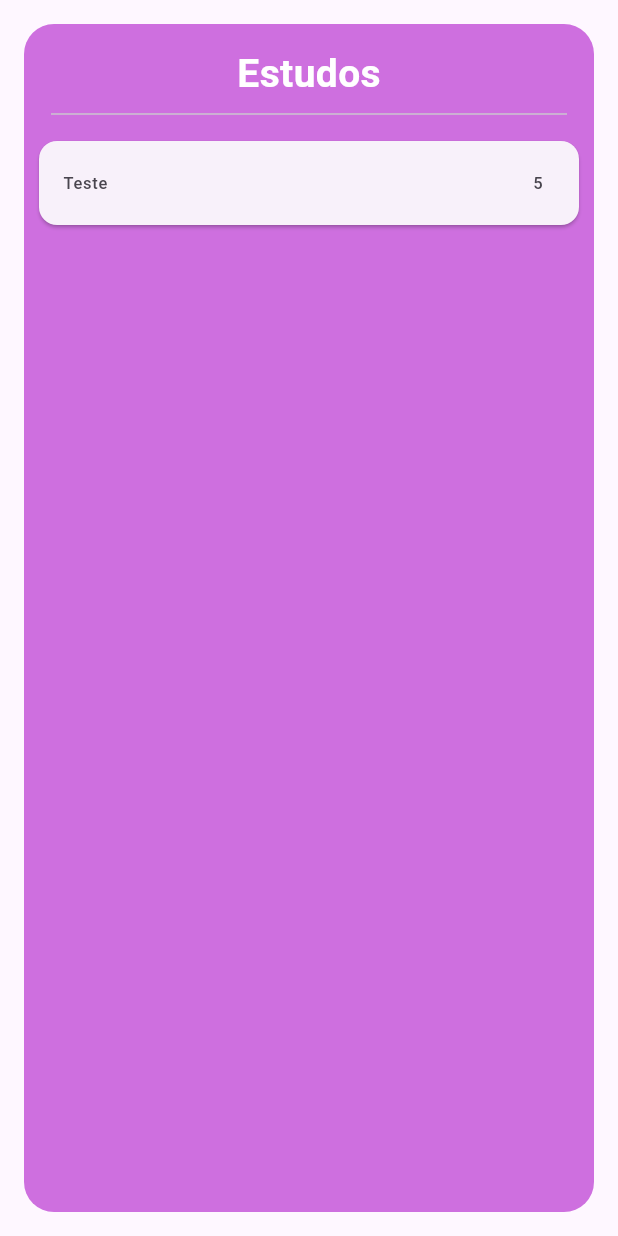
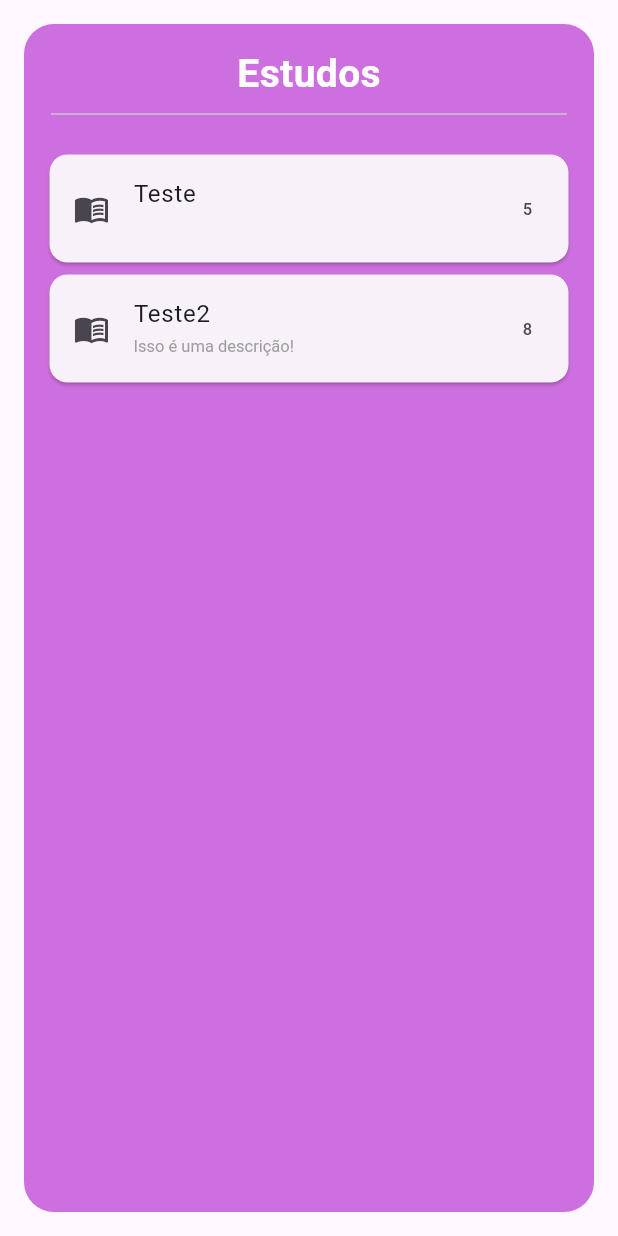
Before and after one commit to PedroH-Peres/studylistapp, a Flutter app: the OverviewPage widget shown alone on an empty page, opened directly, on a phone screen of 412 x 824 dp. Run offline on Flutter 3.47's test engine with Material 2 defaults, Android fonts, the phone set to English and light mode, and no system bars; our stand-ins replace flutter_mobx, mobx; generated files the repository leaves out were written again.

Commit message:
StudyList

```diff
--- a/studyapp/lib/pages/overview.dart
+++ b/studyapp/lib/pages/overview.dart
@@ -7,9 +7,9 @@ class OverviewPage extends StatelessWidget {
 
   @override
   Widget build(BuildContext context) {
-
     List<Study> studyList = [
-      Study(workTime: 5, breakTime: 1, title: "Teste")
+      Study(workTime: 5, breakTime: 1, title: "Teste"),
+      Study(workTime: 8, breakTime: 2, title: "Teste2", description: "Isso é uma descrição!")
     ];
 
     return Container(
@@ -23,7 +23,9 @@ class OverviewPage extends StatelessWidget {
           ),
           child: Column(
             children: [
-                SizedBox(height: 15,),
+              SizedBox(
+                height: 15,
+              ),
               Text(
                 "Estudos",
                 style: TextStyle(
@@ -31,18 +33,27 @@ class OverviewPage extends StatelessWidget {
                     fontSize: 26,
                     fontWeight: FontWeight.bold),
               ),
-                Padding(child: Divider(), padding: EdgeInsets.symmetric(horizontal: 18),),
-                Container(
-                  child: GestureDetector(
-                    onTap: (){
-                      studyList[0].incTotalTime(1);
-                      print(studyList[0].totalTimeofStudy);
-                    },
+              Padding(
+                child: Divider(),
+                padding: EdgeInsets.symmetric(horizontal: 18),
+              ),
+              Expanded(
+                child: Container(
+                  margin: EdgeInsets.all(5),
+                  padding: EdgeInsets.symmetric(horizontal: 8,vertical: 10),
+                  child: ListView.builder(
+                    itemCount: studyList.length,
+                    itemBuilder: (cxt, index) => GestureDetector(
+                      onTap: null,
                       child: Card(
-                      margin: EdgeInsets.all(10),
                         child: ListTile(
-                        leading: Text(studyList[0].title),
-                        trailing: Text(studyList[0].workTime.toString()),
+                          title: Text(studyList[index].title),
+                          leading: Icon(Icons.menu_book_outlined),
+                          trailing: Text(studyList[index].workTime.toString()),
+                          subtitle: Text(studyList[index].description ??''),
+                          subtitleTextStyle: TextStyle(color: Colors.grey, fontSize: 11),
+                        ),
+                      ),
                     ),
                   ),
                 ),
--- a/studyapp/lib/store/bottomNav.store.dart
+++ b/studyapp/lib/store/bottomNav.store.dart
@@ -8,7 +8,7 @@ class BottomNavStore = _BottomNavStore with _$BottomNavStore;
 abstract class _BottomNavStore with Store{
 
   @observable
-  int index = 0;
+  int index = 1;
 
   @action
   void changeIndex(int i){
```
Also changed, not shown: studyapp/lib/pages/studyformpage.dart (+36 -1 lines). Lines whose indentation alone changed are shown as unchanged.
